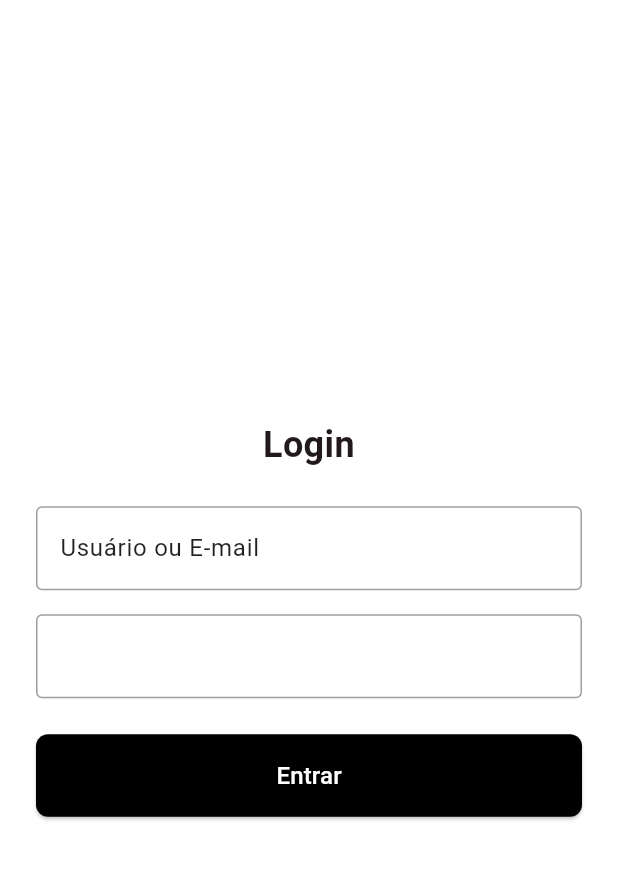
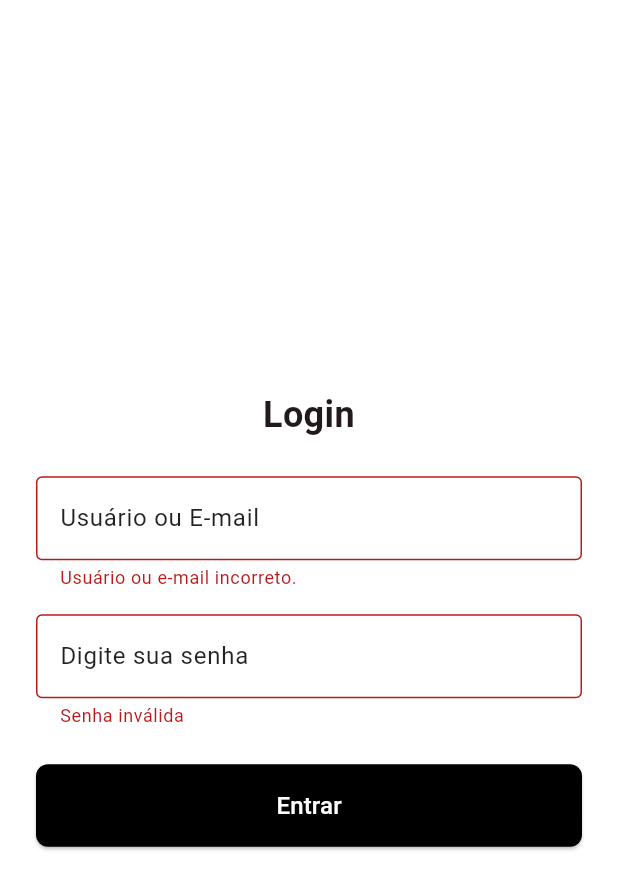
Before and after one commit to pabloalves01/flutter-studing, a Flutter app: the screen it shows after launch, after a tap on "Entrar", on a phone screen of 412 x 824 dp. Shown: the top 890 px of the screen. Run offline on Flutter 3.47's test engine with Material 3 defaults, Android fonts, the phone set to English and light mode, and no system bars.

```diff
--- a/lib/login_page.dart
+++ b/lib/login_page.dart
@@ -1,7 +1,50 @@
 import 'package:flutter/material.dart';
+import 'pedidos.dart';
 
-class LoginPage extends StatelessWidget {
+class LoginPage extends StatefulWidget {
   const LoginPage({super.key});
+
+  @override
+  State<LoginPage> createState() => _LoginPageState();
+}
+
+class _LoginPageState extends State<LoginPage> {
+  final TextEditingController _emailController = TextEditingController();
+  final TextEditingController _passwordController = TextEditingController();
+
+  String? _emailError;
+  String? _passwordError;
+
+  final String _mockEmail = 'admin@admin.com';
+  final String _mockPassword = 'admin';
+
+  void _handleLogin() {
+    setState(() {
+      _emailError = null;
+      _passwordError = null;
+
+      final email = _emailController.text.trim();
+      final password = _passwordController.text;
+
+      if (email != _mockEmail) {
+        _emailError = 'Usuário ou e-mail incorreto.';
+      }
+
+      if (password != _mockPassword) {
+        _passwordError = 'Senha inválida';
+      }
+
+      if (_emailError == null && _passwordError == null) {
+        ScaffoldMessenger.of(context).showSnackBar(
+          const SnackBar(content: Text('Login realizado com sucesso.')),
+        );
+        Navigator.pushReplacement(
+          context,
+          MaterialPageRoute(builder: (context) => const Pedidos()),
+        );
+      }
+    });
+  }
 
   @override
   Widget build(BuildContext context) {
@@ -18,7 +61,7 @@ class LoginPage extends StatelessWidget {
           mainAxisAlignment: MainAxisAlignment.center,
           crossAxisAlignment: CrossAxisAlignment.stretch,
           children: [
-            Text(
+            const Text(
               'Login',
               textAlign: TextAlign.center,
               maxLines: 2,
@@ -26,16 +69,27 @@ class LoginPage extends StatelessWidget {
               style: TextStyle(fontSize: 24, fontWeight: FontWeight.bold),
             ),
             const SizedBox(height: 24),
-            const TextField(
-              decoration: InputDecoration(labelText: 'Usuário ou E-mail'),
+            TextField(
+              controller: _emailController,
+              decoration: InputDecoration(
+                labelText: 'Usuário ou E-mail',
+                errorText: _emailError,
+              ),
               keyboardType: TextInputType.emailAddress,
             ),
             const SizedBox(height: 16),
-            const TextField(decoration: InputDecoration(), obscureText: true),
+            TextField(
+              controller: _passwordController,
+              decoration: InputDecoration(
+                labelText: 'Digite sua senha',
+                errorText: _passwordError,
+              ),
+              obscureText: true,
+            ),
             const SizedBox(height: 24),
             ElevatedButton(
               onPressed: () {
-                print('cliquei aqui');
+                _handleLogin();
               },
               style: ElevatedButton.styleFrom(
                 padding: const EdgeInsets.symmetric(vertical: 16),
```
Also changed, not shown: lib/pedidos.dart (added, +43 -0 lines).
